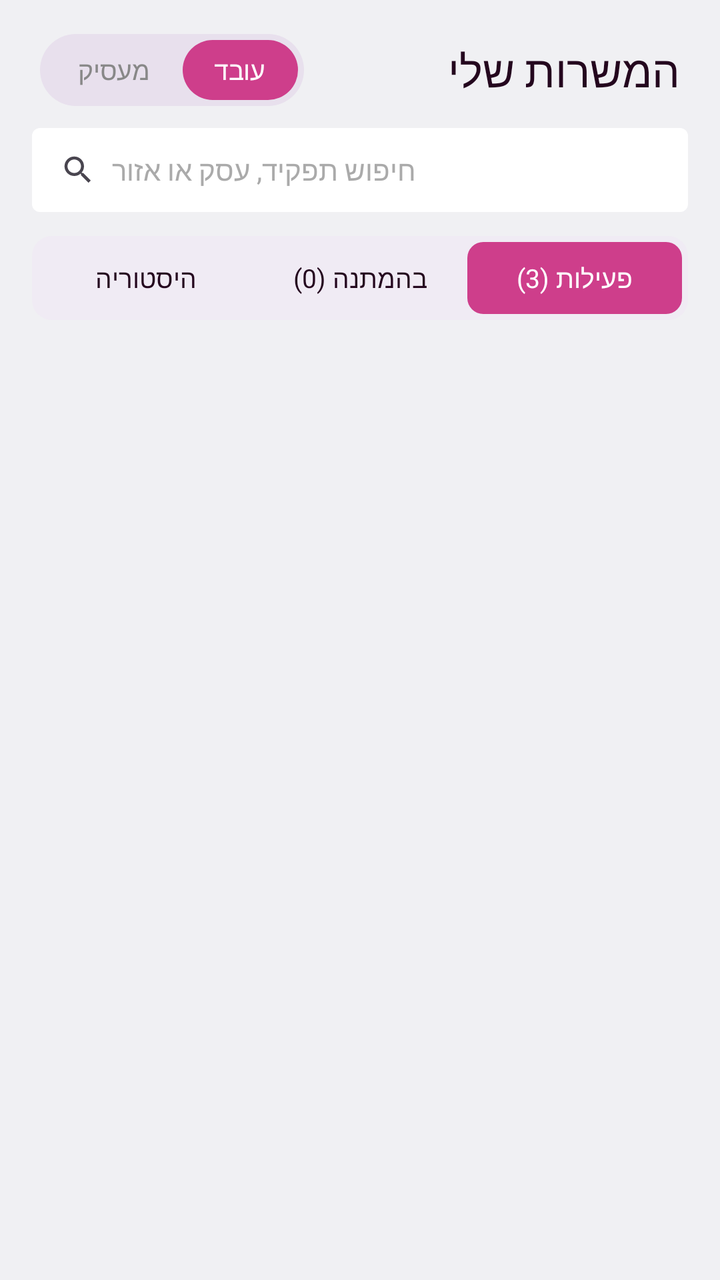
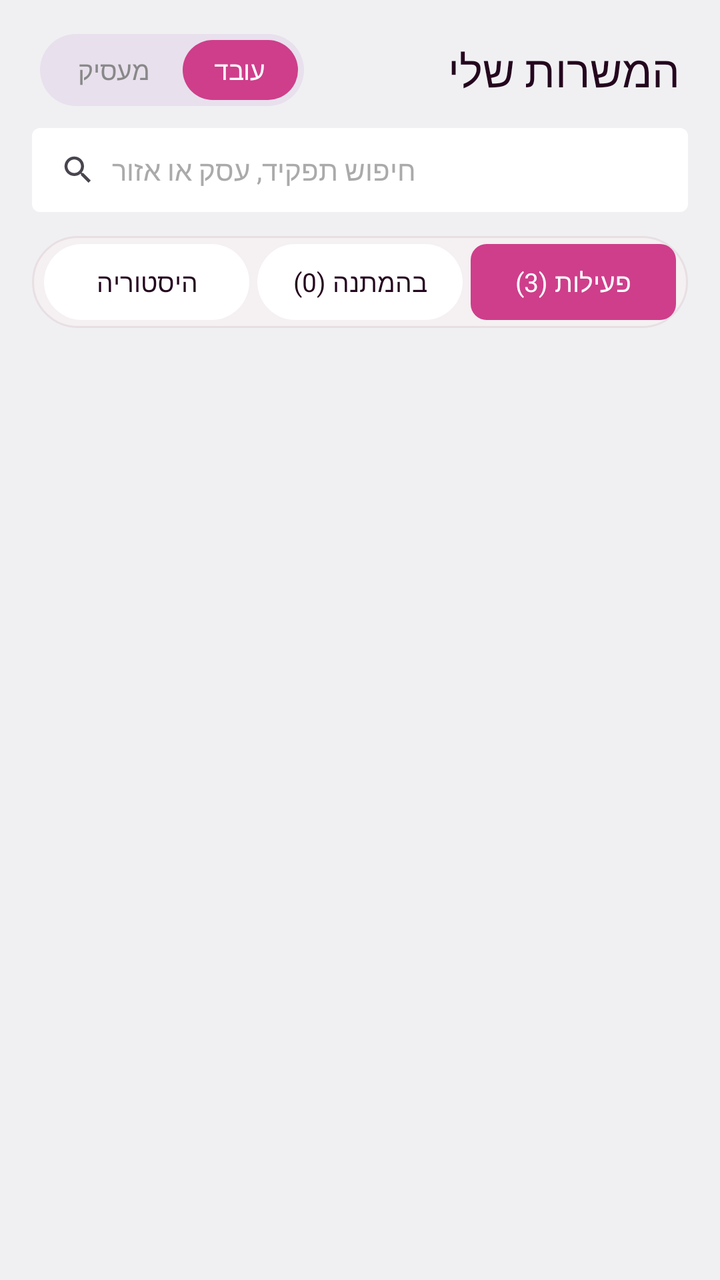

Compare the two renders of this Android layout. The source of the first and the diff that turns it into the second are given below.
<!-- AndroidManifest.xml: application theme Theme.ClickJob_FinalProject -->
<!-- res/layout/fragment_my_jobs.xml -->
<?xml version="1.0" encoding="utf-8"?>
<androidx.constraintlayout.widget.ConstraintLayout
    xmlns:android="http://schemas.android.com/apk/res/android"
    xmlns:app="http://schemas.android.com/apk/res-auto"
    android:layout_width="match_parent"
    android:layout_height="match_parent"
    android:background="@color/screen_bg"
    android:layoutDirection="rtl">

    
    <TextView
        android:id="@+id/tvTitle"
        android:layout_width="wrap_content"
        android:layout_height="wrap_content"
        android:text="המשרות שלי"
        android:textColor="#24061E"
        android:textSize="22sp"
        android:fontFamily="@font/ploni_bold_aaa"
        android:layout_marginTop="20dp"
        android:layout_marginStart="20dp"
        app:layout_constraintTop_toTopOf="parent"
        app:layout_constraintStart_toStartOf="parent" />

    
    <LinearLayout
        android:id="@+id/toggleContainer"
        android:layout_width="wrap_content"
        android:layout_height="36dp"
        android:orientation="horizontal"
        android:layoutDirection="rtl"
        android:background="@drawable/bg_toggle_container"
        android:padding="3dp"
        android:layout_marginEnd="20dp"
        app:layout_constraintTop_toTopOf="@id/tvTitle"
        app:layout_constraintBottom_toBottomOf="@id/tvTitle"
        app:layout_constraintEnd_toEndOf="parent">

        <TextView
            android:id="@+id/toggleWorker"
            android:layout_width="wrap_content"
            android:layout_height="match_parent"
            android:text="עובד"
            android:gravity="center"
            android:paddingHorizontal="16dp"
            android:textSize="13sp"
            android:fontFamily="@font/ploni_bold_aaa"
            android:textColor="#FFFFFF"
            android:background="@drawable/bg_toggle_selected" />

        <TextView
            android:id="@+id/toggleEmployer"
            android:layout_width="wrap_content"
            android:layout_height="match_parent"
            android:text="מעסיק"
            android:gravity="center"
            android:paddingHorizontal="16dp"
            android:textSize="13sp"
            android:fontFamily="@font/ploni_regular_aaa"
            android:textColor="#888888"
            android:background="@android:color/transparent" />

    </LinearLayout>

    
    <EditText
        android:id="@+id/etSearch"
        android:layout_width="0dp"
        android:layout_height="42dp"
        android:layout_marginHorizontal="16dp"
        android:layout_marginTop="14dp"
        android:background="@drawable/bg_search_bar"
        android:drawableEnd="@drawable/ic_search"
        android:drawablePadding="8dp"
        android:gravity="end|center_vertical"
        android:hint="חיפוש תפקיד, עסק או אזור"
        android:textColorHint="#AAAAAA"
        android:paddingStart="14dp"
        android:paddingEnd="14dp"
        android:textSize="14sp"
        android:fontFamily="@font/ploni_regular_aaa"
        android:inputType="text"
        android:focusable="false"
        android:focusableInTouchMode="false"
        app:layout_constraintTop_toBottomOf="@id/tvTitle"
        app:layout_constraintStart_toStartOf="parent"
        app:layout_constraintEnd_toEndOf="parent" />

    <LinearLayout
        android:id="@+id/tabsRow"
        android:layout_width="0dp"
        android:layout_height="42dp"
        android:orientation="horizontal"
        android:layoutDirection="rtl"
        android:layout_marginHorizontal="16dp"
        android:layout_marginTop="12dp"
        android:background="@drawable/bg_tabs_container"
        android:padding="3dp"
        app:layout_constraintTop_toBottomOf="@id/etSearch"
        app:layout_constraintStart_toStartOf="parent"
        app:layout_constraintEnd_toEndOf="parent">

        <TextView
            android:id="@+id/tabActive"
            android:layout_width="0dp"
            android:layout_height="match_parent"
            android:layout_weight="1"
            android:text="פעילות (3)"
            android:gravity="center"
            android:textSize="13sp"
            android:fontFamily="@font/ploni_bold_aaa"
            android:textColor="#FFFFFF"
            android:background="@drawable/bg_tab_selected" />

        <TextView
            android:id="@+id/tabPending"
            android:layout_width="0dp"
            android:layout_height="match_parent"
            android:layout_weight="1"
            android:text="בהמתנה (0)"
            android:gravity="center"
            android:textSize="13sp"
            android:fontFamily="@font/ploni_regular_aaa"
            android:textColor="#24061E"
            android:background="@android:color/transparent" />

        <TextView
            android:id="@+id/tabHistory"
            android:layout_width="0dp"
            android:layout_height="match_parent"
            android:layout_weight="1"
            android:text="היסטוריה"
            android:gravity="center"
            android:textSize="13sp"
            android:fontFamily="@font/ploni_regular_aaa"
            android:textColor="#24061E"
            android:background="@android:color/transparent" />

    </LinearLayout>
    
    <androidx.recyclerview.widget.RecyclerView
        android:id="@+id/rvJobs"
        android:layout_width="0dp"
        android:layout_height="0dp"
        android:layout_marginTop="12dp"
        android:paddingHorizontal="16dp"
        android:paddingBottom="16dp"
        android:clipToPadding="false"
        app:layout_constraintTop_toBottomOf="@id/tabsRow"
        app:layout_constraintBottom_toBottomOf="parent"
        app:layout_constraintStart_toStartOf="parent"
        app:layout_constraintEnd_toEndOf="parent" />

</androidx.constraintlayout.widget.ConstraintLayout>
<!-- resources referenced by this layout -->
<resources>
  <color name="screen_bg">#F0F0F3</color>
  <!-- drawable bg_search_bar (drawable) -->
  <?xml version="1.0" encoding="utf-8"?>
  <shape xmlns:android="http://schemas.android.com/apk/res/android">
      <solid android:color="#FFFFFF" />
      <corners android:radius="4dp" />
  </shape>
  <!-- drawable bg_tab_selected (drawable) -->
  <?xml version="1.0" encoding="utf-8"?>
  <shape xmlns:android="http://schemas.android.com/apk/res/android"
      android:shape="rectangle">
      <solid android:color="#CE3E8B" />
      <corners android:radius="8dp" />
  </shape>
  <!-- drawable bg_tabs_container (drawable) -->
  <?xml version="1.0" encoding="utf-8"?>
  <shape xmlns:android="http://schemas.android.com/apk/res/android"
      android:shape="rectangle">
      <solid android:color="#F0EBF4" />
      <corners android:radius="10dp" />
  </shape>
  <!-- drawable bg_toggle_container (drawable) -->
  <?xml version="1.0" encoding="utf-8"?>
  <shape xmlns:android="http://schemas.android.com/apk/res/android"
      android:shape="rectangle">
      <solid android:color="#E8E0ED" />
      <corners android:radius="24dp" />
  </shape>
  <!-- drawable bg_toggle_selected (drawable) -->
  <?xml version="1.0" encoding="utf-8"?>
  <shape xmlns:android="http://schemas.android.com/apk/res/android"
      android:shape="rectangle">
      <solid android:color="#CE3E8B" />
      <corners android:radius="20dp" />
  </shape>
  <!-- drawable ic_search (drawable) -->
  <?xml version="1.0" encoding="utf-8"?>
  <vector xmlns:android="http://schemas.android.com/apk/res/android"
      android:width="18dp"
      android:height="18dp"
      android:viewportWidth="24"
      android:viewportHeight="24"
      android:tint="?attr/colorControlNormal">
      <path
          android:fillColor="#FF000000"
          android:pathData="M15.5,14h-0.79l-0.28,-0.27C15.41,12.59 16,11.11 16,9.5 16,5.91 13.09,3 9.5,3S3,5.91 3,9.5 5.91,16 9.5,16c1.61,0 3.09,-0.59 4.23,-1.57l0.27,0.28v0.79l5,4.99L20.49,19l-4.99,-5zM9.5,14C7.01,14 5,11.99 5,9.5S7.01,5 9.5,5 14,7.01 14,9.5 11.99,14 9.5,14z"/>
  </vector>
  <style name="Theme.ClickJob_FinalProject" parent="Base.Theme.ClickJob_FinalProject" />
  <style name="Base.Theme.ClickJob_FinalProject" parent="Theme.Material3.DayNight.NoActionBar">
          
          
      </style>
</resources>

<!-- the commit's change to res/layout/fragment_my_jobs.xml (unified diff, before → after) -->
@@ -85,16 +85,17 @@
         app:layout_constraintStart_toStartOf="parent"
         app:layout_constraintEnd_toEndOf="parent" />
 
+    
     <LinearLayout
         android:id="@+id/tabsRow"
         android:layout_width="0dp"
-        android:layout_height="42dp"
+        android:layout_height="46dp"
         android:orientation="horizontal"
         android:layoutDirection="rtl"
         android:layout_marginHorizontal="16dp"
         android:layout_marginTop="12dp"
         android:background="@drawable/bg_tabs_container"
-        android:padding="3dp"
+        android:padding="4dp"
         app:layout_constraintTop_toBottomOf="@id/etSearch"
         app:layout_constraintStart_toStartOf="parent"
         app:layout_constraintEnd_toEndOf="parent">
@@ -104,6 +105,7 @@
             android:layout_width="0dp"
             android:layout_height="match_parent"
             android:layout_weight="1"
+            android:layout_marginHorizontal="2dp"
             android:text="פעילות (3)"
             android:gravity="center"
             android:textSize="13sp"
@@ -116,26 +118,29 @@
             android:layout_width="0dp"
             android:layout_height="match_parent"
             android:layout_weight="1"
+            android:layout_marginHorizontal="2dp"
             android:text="בהמתנה (0)"
             android:gravity="center"
             android:textSize="13sp"
             android:fontFamily="@font/ploni_regular_aaa"
             android:textColor="#24061E"
-            android:background="@android:color/transparent" />
+            android:background="@drawable/bg_tab_unselected_box" />
 
         <TextView
             android:id="@+id/tabHistory"
             android:layout_width="0dp"
             android:layout_height="match_parent"
             android:layout_weight="1"
+            android:layout_marginHorizontal="2dp"
             android:text="היסטוריה"
             android:gravity="center"
             android:textSize="13sp"
             android:fontFamily="@font/ploni_regular_aaa"
             android:textColor="#24061E"
-            android:background="@android:color/transparent" />
+            android:background="@drawable/bg_tab_unselected_box" />
 
     </LinearLayout>
+
     
     <androidx.recyclerview.widget.RecyclerView
         android:id="@+id/rvJobs"
<!-- resource entries referenced after the edit -->
@@ -14,12 +14,22 @@
       <solid android:color="#CE3E8B" />
       <corners android:radius="8dp" />
   </shape>
+  <!-- drawable bg_tab_unselected_box (drawable) -->
+  <?xml version="1.0" encoding="utf-8"?>
+  <shape xmlns:android="http://schemas.android.com/apk/res/android"
+      android:shape="rectangle">
+      <solid android:color="#FFFFFF" />
+      <corners android:radius="20dp" />
+  </shape>
   <!-- drawable bg_tabs_container (drawable) -->
   <?xml version="1.0" encoding="utf-8"?>
   <shape xmlns:android="http://schemas.android.com/apk/res/android"
       android:shape="rectangle">
-      <solid android:color="#F0EBF4" />
-      <corners android:radius="10dp" />
+      <solid android:color="#F5F0F2" />
+      <corners android:radius="24dp" />
+      <stroke
+          android:width="1dp"
+          android:color="#E8DFE3" />
   </shape>
   <!-- drawable bg_toggle_container (drawable) -->
   <?xml version="1.0" encoding="utf-8"?>
